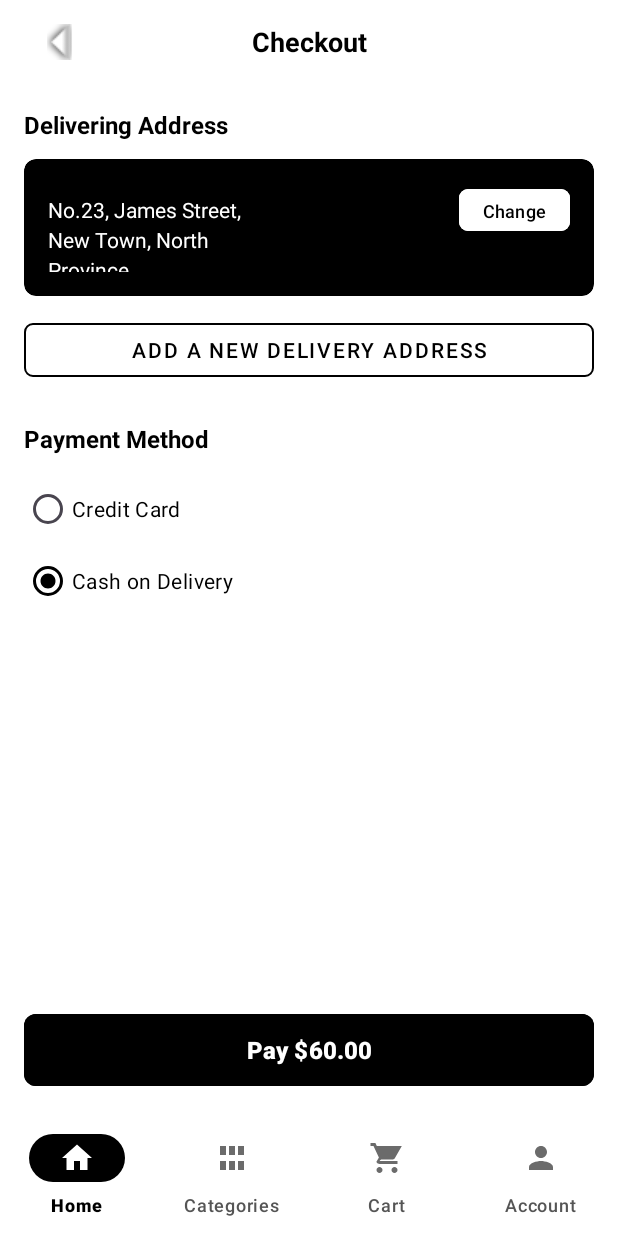
After one commit to hofang42/BookChain, an Android app: the CheckoutFragment screen opened through its navigation route, on a phone screen of 412 x 824 dp. The commit adds this screen. Run offline under Robolectric (Android 15) with nearby library versions, the phone set to English and light mode, and no system bars; our stand-ins replace navigation-ui.

Commit message:
add readme for understand app architecture and add success checkoout

```diff
--- /dev/null
+++ b/app/src/main/java/com/hofang/bookchainfe/ui/checkout/CheckoutFragment.java
@@ -0,0 +1,80 @@
+package com.hofang.bookchainfe.ui.checkout;
+
+import android.os.Bundle;
+import android.view.LayoutInflater;
+import android.view.View;
+import android.view.ViewGroup;
+import android.widget.RadioGroup;
+
+import androidx.annotation.NonNull;
+import androidx.annotation.Nullable;
+import androidx.fragment.app.Fragment;
+import androidx.navigation.NavController;
+import androidx.navigation.Navigation;
+
+import com.google.android.material.button.MaterialButton;
+import com.hofang.bookchainfe.R;
+import com.hofang.bookchainfe.ui.address.AddAddressBottomSheet;
+
+public class CheckoutFragment extends Fragment {
+
+    public CheckoutFragment() {
+        // Required empty public constructor
+    }
+
+    public static CheckoutFragment newInstance() {
+        return new CheckoutFragment();
+    }
+
+    @Nullable
+    @Override
+    public View onCreateView(@NonNull LayoutInflater inflater, @Nullable ViewGroup container,
+                             @Nullable Bundle savedInstanceState) {
+        return inflater.inflate(R.layout.fragment_checkout, container, false);
+    }
+
+    @Override
+    public void onViewCreated(@NonNull View view, @Nullable Bundle savedInstanceState) {
+        super.onViewCreated(view, savedInstanceState);
+
+        // Setup back button
+        View btnBack = view.findViewById(R.id.btn_back);
+        if (btnBack != null) {
+            btnBack.setOnClickListener(v -> {
+                if (getActivity() != null) {
+                    getActivity().onBackPressed();
+                }
+            });
+        }
+
+        // Setup Change address button
+        MaterialButton btnChangeAddress = view.findViewById(R.id.btn_change_address);
+        if (btnChangeAddress != null) {
+            btnChangeAddress.setOnClickListener(v -> {
+                // Show bottom sheet to change address
+                AddAddressBottomSheet bottomSheet = new AddAddressBottomSheet();
+                bottomSheet.show(getParentFragmentManager(), "add_address_sheet");
+            });
+        }
+
+        // Setup Add New Delivery Address button
+        MaterialButton btnAddAddress = view.findViewById(R.id.btn_add_new_delivery_address);
+        if (btnAddAddress != null) {
+            btnAddAddress.setOnClickListener(v -> {
+                // Show bottom sheet to add new address
+                AddAddressBottomSheet bottomSheet = new AddAddressBottomSheet();
+                bottomSheet.show(getParentFragmentManager(), "add_address_sheet");
+            });
+        }
+
+        // Setup Pay button
+        MaterialButton btnPay = view.findViewById(R.id.btn_pay);
+        if (btnPay != null) {
+            btnPay.setOnClickListener(v -> {
+                // Navigate to Payment Success
+                NavController navController = Navigation.findNavController(v);
+                navController.navigate(R.id.action_checkout_to_payment_success);
+            });
+        }
+    }
+}
--- /dev/null
+++ b/app/src/main/res/layout/fragment_checkout.xml
@@ -0,0 +1,177 @@
+<?xml version="1.0" encoding="utf-8"?>
+<androidx.constraintlayout.widget.ConstraintLayout xmlns:android="http://schemas.android.com/apk/res/android"
+    xmlns:app="http://schemas.android.com/apk/res-auto"
+    xmlns:tools="http://schemas.android.com/tools"
+    android:layout_width="match_parent"
+    android:layout_height="match_parent"
+    android:background="@color/white"
+    tools:context=".ui.checkout.CheckoutFragment">
+
+    <!-- Toolbar -->
+    <com.google.android.material.appbar.MaterialToolbar
+        android:id="@+id/toolbar"
+        android:layout_width="0dp"
+        android:layout_height="56dp"
+        android:background="@color/white"
+        app:layout_constraintTop_toTopOf="parent"
+        app:layout_constraintStart_toStartOf="parent"
+        app:layout_constraintEnd_toEndOf="parent">
+
+        <ImageView
+            android:id="@+id/btn_back"
+            android:layout_width="48dp"
+            android:layout_height="48dp"
+            android:padding="12dp"
+            android:src="@android:drawable/arrow_up_float"
+            android:rotation="270"
+            android:contentDescription="Back"
+            android:background="?attr/selectableItemBackgroundBorderless" />
+
+        <TextView
+            android:layout_width="wrap_content"
+            android:layout_height="wrap_content"
+            android:text="Checkout"
+            android:textSize="18sp"
+            android:textStyle="bold"
+            android:textColor="@color/black"
+            android:layout_gravity="center" />
+
+    </com.google.android.material.appbar.MaterialToolbar>
+
+    <!-- Scrollable Content -->
+    <ScrollView
+        android:layout_width="0dp"
+        android:layout_height="0dp"
+        app:layout_constraintTop_toBottomOf="@id/toolbar"
+        app:layout_constraintBottom_toTopOf="@id/btn_pay"
+        app:layout_constraintStart_toStartOf="parent"
+        app:layout_constraintEnd_toEndOf="parent">
+
+        <LinearLayout
+            android:layout_width="match_parent"
+            android:layout_height="wrap_content"
+            android:orientation="vertical"
+            android:padding="16dp">
+
+            <!-- Delivering Address Section -->
+            <TextView
+                android:layout_width="wrap_content"
+                android:layout_height="wrap_content"
+                android:text="Delivering Address"
+                android:textSize="16sp"
+                android:textStyle="bold"
+                android:textColor="@color/black" />
+
+            <!-- Address Card -->
+            <com.google.android.material.card.MaterialCardView
+                android:layout_width="match_parent"
+                android:layout_height="wrap_content"
+                android:layout_marginTop="12dp"
+                app:cardCornerRadius="8dp"
+                app:cardElevation="0dp"
+                app:cardBackgroundColor="@color/black"
+                app:strokeWidth="0dp">
+
+                <LinearLayout
+                    android:layout_width="match_parent"
+                    android:layout_height="wrap_content"
+                    android:orientation="horizontal"
+                    android:padding="16dp">
+
+                    <TextView
+                        android:id="@+id/tv_address"
+                        android:layout_width="0dp"
+                        android:layout_height="wrap_content"
+                        android:layout_weight="1"
+                        android:text="No.23, James Street,\nNew Town, North\nProvince"
+                        android:textColor="@color/white"
+                        android:textSize="14sp"
+                        android:lineSpacingExtra="4dp" />
+
+                    <com.google.android.material.button.MaterialButton
+                        android:id="@+id/btn_change_address"
+                        android:layout_width="wrap_content"
+                        android:layout_height="36dp"
+                        android:text="Change"
+                        android:textSize="12sp"
+                        android:backgroundTint="@color/white"
+                        android:textColor="@color/black"
+                        app:cornerRadius="6dp"
+                        android:minWidth="0dp"
+                        android:paddingStart="16dp"
+                        android:paddingEnd="16dp" />
+
+                </LinearLayout>
+
+            </com.google.android.material.card.MaterialCardView>
+
+            <!-- Add New Delivery Address Button -->
+            <com.google.android.material.button.MaterialButton
+                android:id="@+id/btn_add_new_delivery_address"
+                style="@style/Widget.MaterialComponents.Button.OutlinedButton"
+                android:layout_width="match_parent"
+                android:layout_height="48dp"
+                android:text="Add a New Delivery Address"
+                android:textColor="@color/black"
+                android:layout_marginTop="12dp"
+                app:strokeColor="@color/black"
+                app:strokeWidth="1dp"
+                app:cornerRadius="6dp" />
+
+            <!-- Payment Method Section -->
+            <TextView
+                android:layout_width="wrap_content"
+                android:layout_height="wrap_content"
+                android:text="Payment Method"
+                android:textSize="16sp"
+                android:textStyle="bold"
+                android:textColor="@color/black"
+                android:layout_marginTop="24dp" />
+
+            <!-- Payment Options -->
+            <RadioGroup
+                android:id="@+id/radio_group_payment"
+                android:layout_width="match_parent"
+                android:layout_height="wrap_content"
+                android:layout_marginTop="12dp">
+
+                <RadioButton
+                    android:id="@+id/radio_credit_card"
+                    android:layout_width="match_parent"
+                    android:layout_height="48dp"
+                    android:text="Credit Card"
+                    android:textSize="14sp"
+                    android:textColor="@color/black" />
+
+                <RadioButton
+                    android:id="@+id/radio_cash_on_delivery"
+                    android:layout_width="match_parent"
+                    android:layout_height="48dp"
+                    android:text="Cash on Delivery"
+                    android:textSize="14sp"
+                    android:textColor="@color/black"
+                    android:checked="true" />
+
+            </RadioGroup>
+
+        </LinearLayout>
+
+    </ScrollView>
+
+    <!-- Pay Button -->
+    <com.google.android.material.button.MaterialButton
+        android:id="@+id/btn_pay"
+        android:layout_width="0dp"
+        android:layout_height="56dp"
+        android:text="Pay $60.00"
+        android:textSize="16sp"
+        android:textStyle="bold"
+        android:backgroundTint="@color/black"
+        android:textColor="@color/white"
+        app:cornerRadius="8dp"
+        android:layout_margin="16dp"
+        app:layout_constraintBottom_toBottomOf="parent"
+        app:layout_constraintStart_toStartOf="parent"
+        app:layout_constraintEnd_toEndOf="parent" />
+
+</androidx.constraintlayout.widget.ConstraintLayout>
--- a/app/src/main/res/navigation/nav_graph.xml
+++ b/app/src/main/res/navigation/nav_graph.xml
@@ -13,6 +13,9 @@
         <action
             android:id="@+id/action_home_to_address"
             app:destination="@id/addressListFragment" />
+        <action
+            android:id="@+id/action_home_to_payment_success"
+            app:destination="@id/paymentSuccessFragment" />
     </fragment>
 
     <fragment
@@ -25,7 +28,11 @@
         android:id="@+id/nav_cart"
         android:name="com.hofang.bookchainfe.ui.cart.CartFragment"
         android:label="Cart"
-        tools:layout="@layout/fragment_cart" />
+        tools:layout="@layout/fragment_cart">
+        <action
+            android:id="@+id/action_cart_to_checkout"
+            app:destination="@id/checkoutFragment" />
+    </fragment>
 
     <fragment
         android:id="@+id/nav_account"
@@ -39,4 +46,23 @@
         android:label="Address List"
         tools:layout="@layout/fragment_address_list" />
 
+    <fragment
+        android:id="@+id/checkoutFragment"
+        android:name="com.hofang.bookchainfe.ui.checkout.CheckoutFragment"
+        android:label="Checkout"
+        tools:layout="@layout/fragment_checkout">
+        <action
+            android:id="@+id/action_checkout_to_address"
+            app:destination="@id/addressListFragment" />
+        <action
+            android:id="@+id/action_checkout_to_payment_success"
+            app:destination="@id/paymentSuccessFragment" />
+    </fragment>
+
+    <fragment
+        android:id="@+id/paymentSuccessFragment"
+        android:name="com.hofang.bookchainfe.ui.payment.PaymentSuccessFragment"
+        android:label="Payment Success"
+        tools:layout="@layout/fragment_payment_success" />
+
 </navigation>
```
Also changed, not shown: app/src/main/java/com/hofang/bookchainfe/ui/address/AddressListFragment.java (+20 -18 lines), app/src/main/java/com/hofang/bookchainfe/ui/cart/CartFragment.java (+12 -1 lines), app/src/main/java/com/hofang/bookchainfe/ui/home/HomeFragment.java (+1 -9 lines), app/src/main/java/com/hofang/bookchainfe/ui/payment/PaymentSuccessFragment.java (added, +64 -0 lines), app/src/main/res/layout/fragment_cart.xml (+16 -0 lines), app/src/main/res/layout/fragment_home.xml (+0 -16 lines), app/src/main/res/layout/fragment_payment_success.xml (added, +63 -0 lines), app/src/main/res/drawable/payment_success.png (added), 1 other file.
